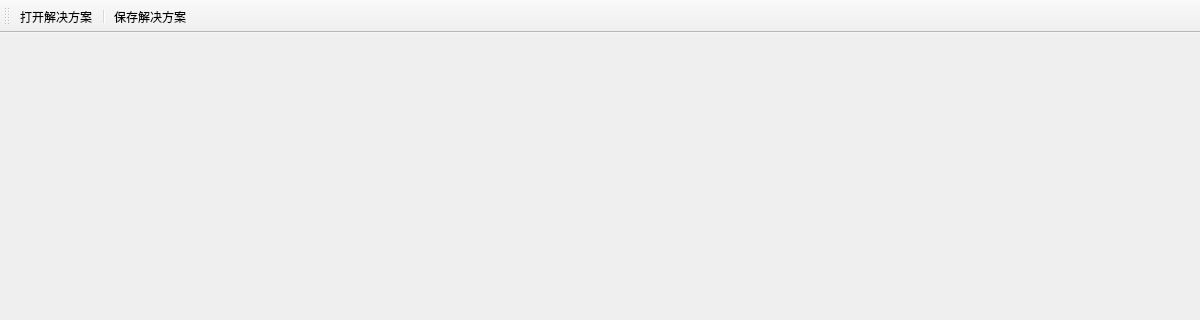
lvke-neu/DXWithQT, file Engine/LkEngineEditor/LkEngineEditor.ui: the form before one commit; both pictures show x 0 to 1200 and y 0 to 320 of the 1200 by 700 pixel window.
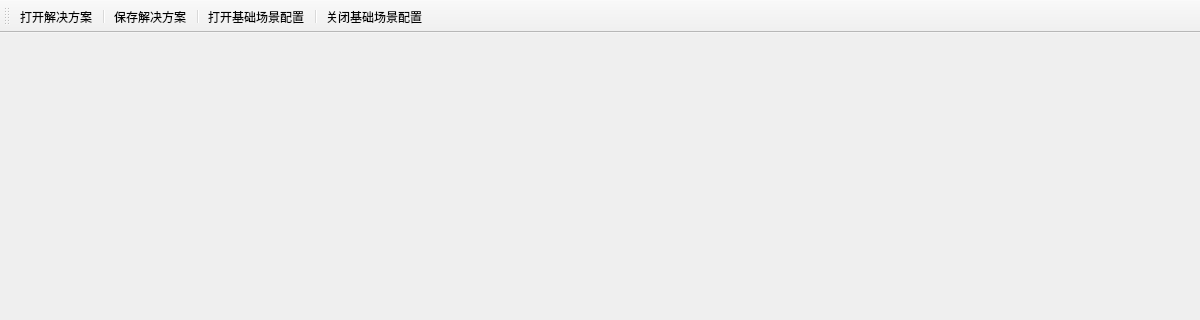
The form after the commit.

Commit message: 打开关闭基础场景配置

Diff of the .ui file:
```diff
--- a/Engine/LkEngineEditor/LkEngineEditor.ui
+++ b/Engine/LkEngineEditor/LkEngineEditor.ui
@@ -38,6 +38,10 @@
    <addaction name="openSolution"/>
    <addaction name="separator"/>
    <addaction name="closeSolution"/>
+   <addaction name="separator"/>
+   <addaction name="openSceneCfg"/>
+   <addaction name="separator"/>
+   <addaction name="closeSceneCfg"/>
   </widget>
   <action name="openSolution">
    <property name="enabled">
@@ -52,6 +56,16 @@
     <string>保存解决方案</string>
    </property>
   </action>
+  <action name="openSceneCfg">
+   <property name="text">
+    <string>打开基础场景配置</string>
+   </property>
+  </action>
+  <action name="closeSceneCfg">
+   <property name="text">
+    <string>关闭基础场景配置</string>
+   </property>
+  </action>
  </widget>
  <layoutdefault spacing="6" margin="11"/>
  <resources/>
```
Left out of the diff: 2 changed lines with no effect on the pictures. The commit also changes 17 other files.
